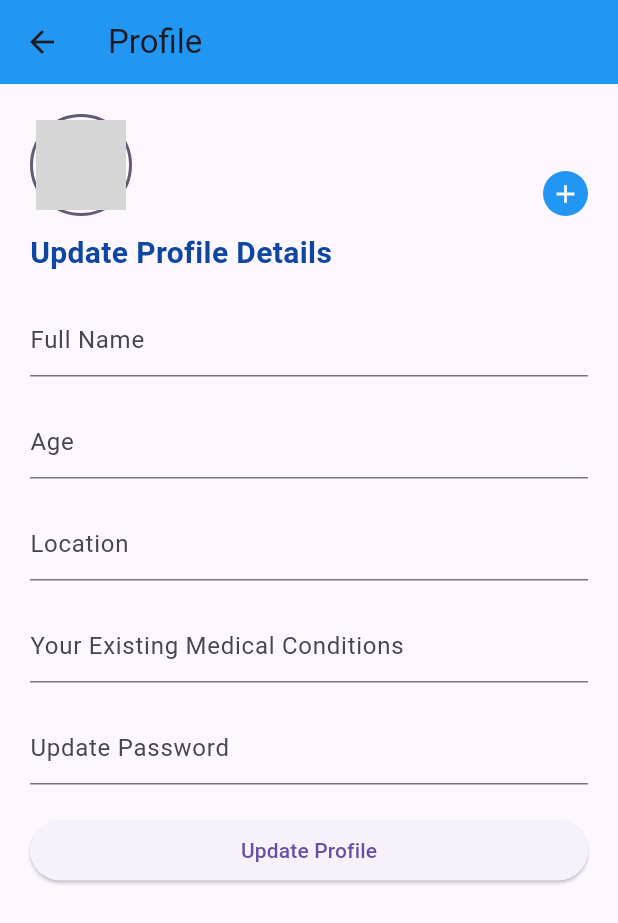
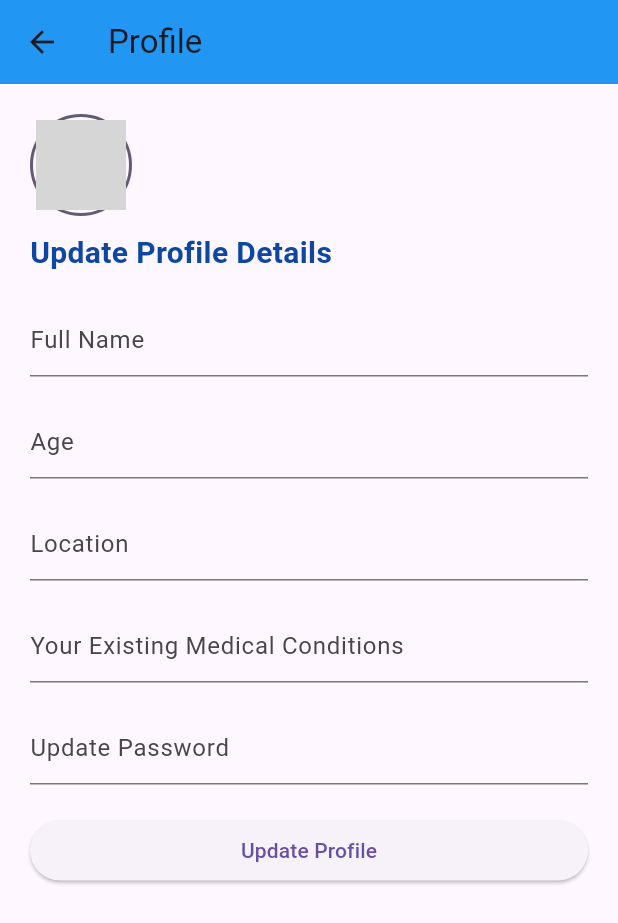
Before and after one commit to makuachteny/mobile-dev, a Flutter app: the screen it shows after launch, after a tap on "Sign in with Google", after a tap on the "menu" icon, after a tap on "Profile", on a phone screen of 412 x 824 dp. Shown: the top 923 px of the screen. Run offline on Flutter 3.47's test engine with Material 3 defaults, Android fonts, the phone set to English and light mode, and no system bars; our stand-ins replace cloud_firestore, firebase_auth, firebase_core, firebase_storage, flutter_signin_button, google_sign_in and 3 more; missing offline and left inert: zego_uikit_prebuilt_video_conference; accounts and stored records are empty; network calls fail; grey boxes are pictures that could not be loaded.

Commit message:
profilepage updates

```diff
--- a/afya_chapchap/lib/Screens/landing_page.dart
+++ b/afya_chapchap/lib/Screens/landing_page.dart
@@ -1,3 +1,5 @@
+// ignore_for_file: avoid_print
+
 import 'package:firebase_auth/firebase_auth.dart';
 import 'package:firebase_core/firebase_core.dart';
 import 'package:flutter/material.dart';
--- a/afya_chapchap/lib/Screens/profile.dart
+++ b/afya_chapchap/lib/Screens/profile.dart
@@ -1,4 +1,5 @@
-// ignore_for_file: use_build_context_synchronously, avoid_print
+// ignore_for_file: avoid_print, use_build_context_synchronously
+
 import 'dart:io';
 import 'package:flutter/material.dart';
 import 'package:image_picker/image_picker.dart';
@@ -20,7 +21,11 @@ Future<void> _initializeFirebase() async {
 
 class ProfilePage extends StatefulWidget {
   final void Function(String profileImageUrl, String fullName) onUpdateProfile;
-  const ProfilePage({super.key, required this.onUpdateProfile, required Null Function(String profileImageUrl, String fullName) updateProfile});
+
+  const ProfilePage({
+    super.key,
+    required this.onUpdateProfile, required Null Function(String profileImageUrl, String fullName) updateProfile,
+  });
 
   @override
   // ignore: library_private_types_in_public_api
@@ -53,7 +58,6 @@ class _ProfilePageState extends State<ProfilePage> {
       String? fullName = prefs.getString('fullName');
       String? profileImageUrl = prefs.getString('profileImageUrl');
 
-
       // fetch image from the database
       if (profileImageUrl == null) {
         String? userId = await _profileCollection.getCurrentUserId();
@@ -77,7 +81,8 @@ class _ProfilePageState extends State<ProfilePage> {
             prefs.setString('profileImageUrl', _profileImageUrl!);
             prefs.setString('age', _ageController.text);
             prefs.setString('location', _locationController.text);
-          prefs.setString('medicalConditions', _medicalConditionsController.text);
+            prefs.setString(
+                'medicalConditions', _medicalConditionsController.text);
           });
         }
       } else {
@@ -86,16 +91,15 @@ class _ProfilePageState extends State<ProfilePage> {
           _profileImageUrl = profileImageUrl;
           _ageController.text = prefs.getString('age') ?? '';
           _locationController.text = prefs.getString('location') ?? '';
-        _medicalConditionsController.text = prefs.getString('medicalConditions') ?? '';
+          _medicalConditionsController.text =
+              prefs.getString('medicalConditions') ?? '';
         });
       }
     } catch (e) {
-
       print('Error fetching user profile: $e');
       // Handle error
     }
   }
-
 
   Future<void> _updateProfile() async {
     try {
@@ -131,7 +135,6 @@ class _ProfilePageState extends State<ProfilePage> {
         updatedImageUrl: imageUrl,
       );
 
-    // After successfully updating the profile
       widget.onUpdateProfile(imageUrl, fullName);
 
       SharedPreferences prefs = await SharedPreferences.getInstance();
@@ -140,9 +143,6 @@ class _ProfilePageState extends State<ProfilePage> {
       prefs.setString('age', age.toString());
       prefs.setString('location', location);
       prefs.setString('medicalConditions', medicalConditions);
-
-      // After successfully updating the profile
-    widget.onUpdateProfile(imageUrl, fullName);
 
       ScaffoldMessenger.of(context).showSnackBar(
         const SnackBar(content: Text('Profile updated successfully')),
@@ -165,7 +165,6 @@ class _ProfilePageState extends State<ProfilePage> {
     }
   }
 
-
   @override
   Widget build(BuildContext context) {
     return Scaffold(
@@ -176,7 +175,9 @@ Widget build(BuildContext context) {
       body: ListView(
         padding: const EdgeInsets.all(20.0),
         children: [
-            GestureDetector(
+          Align(
+            alignment: Alignment.centerLeft,
+            child: GestureDetector(
               onTap: () {
                 showModalBottomSheet(
                   context: context,
@@ -206,9 +207,7 @@ Widget build(BuildContext context) {
                   },
                 );
               },
-              child: Stack(
-                children: [
-                  Container(
+              child: Container(
                 padding: const EdgeInsets.all(2),
                 decoration: BoxDecoration(
                   shape: BoxShape.circle,
@@ -223,28 +222,10 @@ Widget build(BuildContext context) {
                   backgroundImage: _image != null
                       ? FileImage(_image!)
                       : _profileImageUrl != null
-                      ?NetworkImage(_profileImageUrl!)
-                      :null as ImageProvider<Object>?,
+                          ? NetworkImage(_profileImageUrl!)
+                          : null as ImageProvider<Object>?,
                 ),
               ),
-
-                  Positioned(
-                    bottom: 0,
-                    right: 0,
-                    child: Container(
-                      decoration: const BoxDecoration(
-                        shape: BoxShape.circle,
-                        color: Colors.blue,
-                      ),
-                      padding: const EdgeInsets.all(5),
-                      child: const Icon(
-                        Icons.add,
-                        color: Colors.white,
-                        size: 20,
-                      ),
-                    ),
-                  ),
-                ],
             ),
           ),
           const SizedBox(height: 10),
```
Lines whose indentation alone changed are shown as unchanged.
